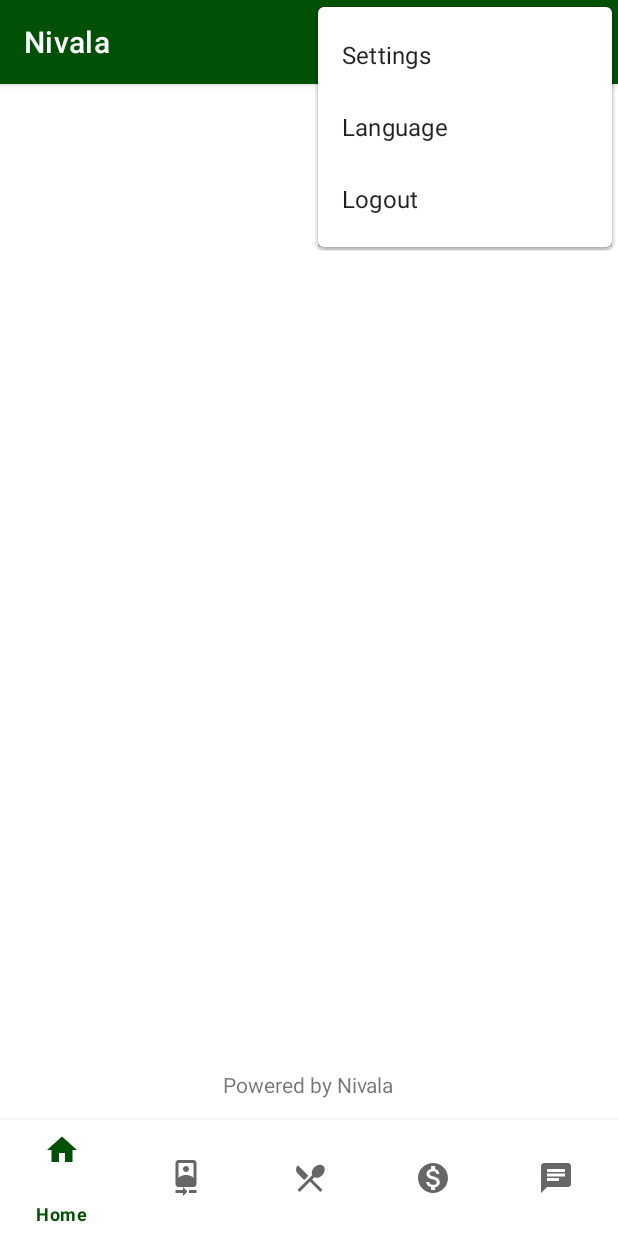
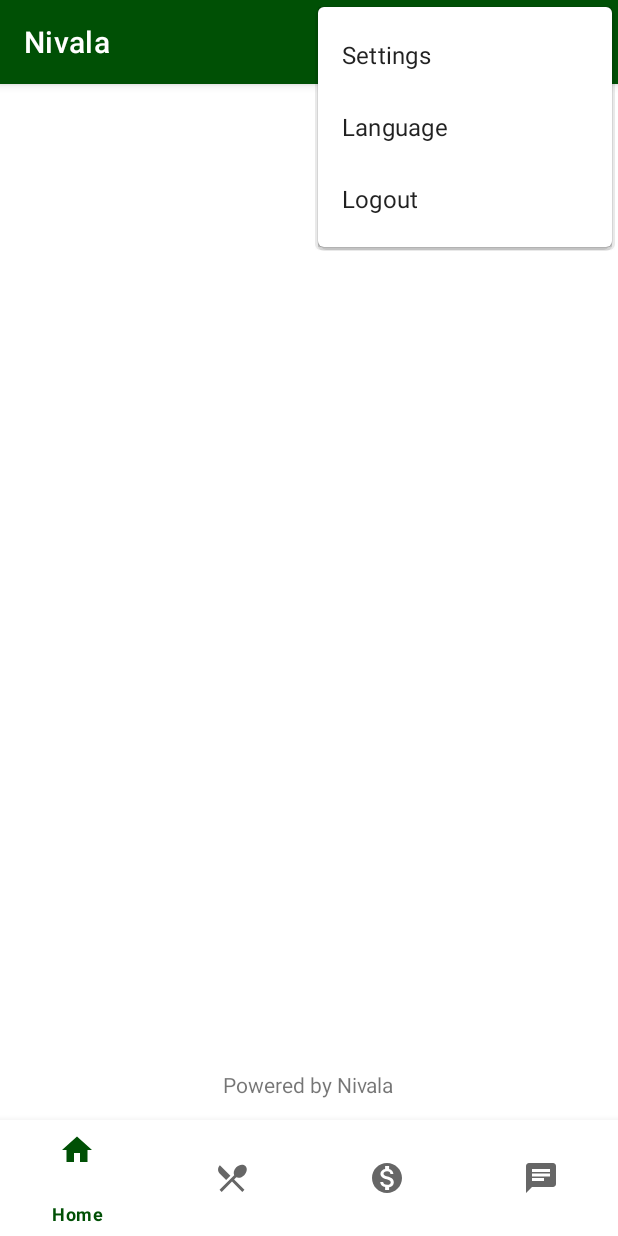
Before and after one commit to prajwalmw/Nivala, an Android app: the screen it shows after launch (MainActivity), with the options menu open, on a phone screen of 412 x 824 dp. Run offline under Robolectric (Android 15) with nearby library versions, the phone set to English and light mode, and no system bars; our stand-ins replace Firebase (no records; nobody signed in at launch, a user with empty details on screens opened directly), navigation-ui; Roboto replaces fonts that are not available here.

Commit message:
selfie point option is removed.

```diff
--- a/app/src/main/res/menu/bottom_nav_menu.xml
+++ b/app/src/main/res/menu/bottom_nav_menu.xml
@@ -6,10 +6,10 @@
         android:icon="@drawable/ic_home_black_24dp"
         android:title="@string/title_home" />
 
-    <item
-        android:id="@+id/navigation_selfiepoint"
-        android:icon="@drawable/ic_selfiepoint_24"
-        android:title="@string/title_selfiepoint" />
+<!--    <item-->
+<!--        android:id="@+id/navigation_selfiepoint"-->
+<!--        android:icon="@drawable/ic_selfiepoint_24"-->
+<!--        android:title="@string/title_selfiepoint" />-->
 
     <item
         android:id="@+id/navigation_give"
```
